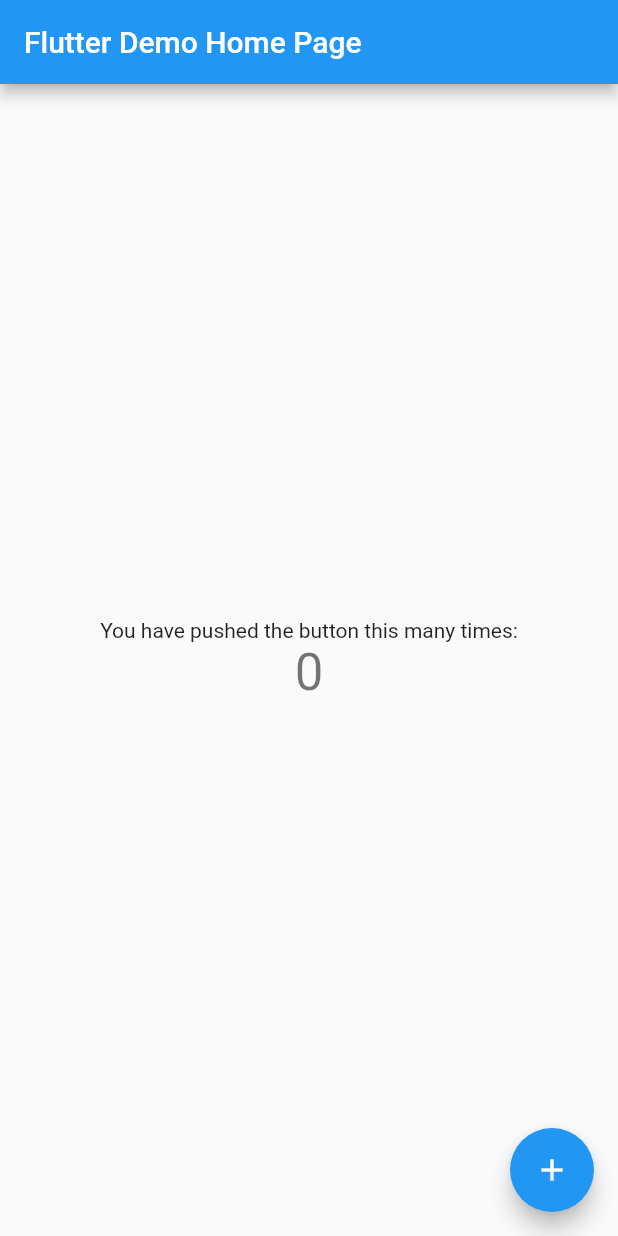
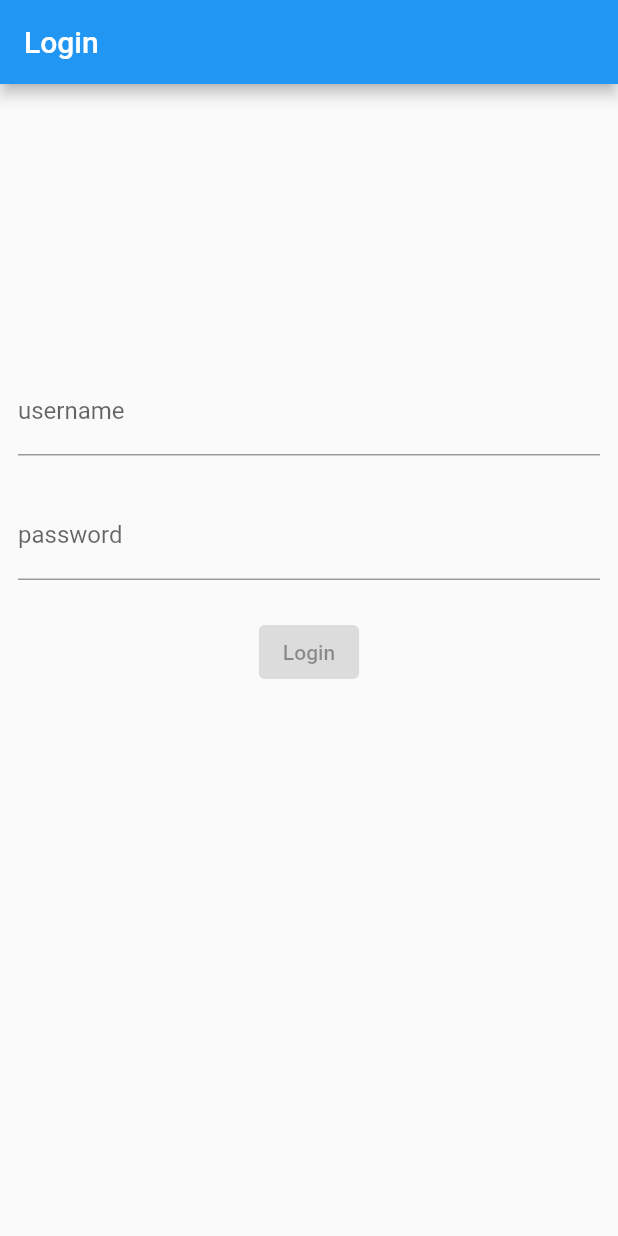
Before and after one commit to AlainHsu/flutter-bloc-architecture, a Flutter app: the screen it shows after launch, on a phone screen of 412 x 824 dp. Run offline on Flutter 3.47's test engine with Material 2 defaults, Android fonts, the phone set to English and light mode, and no system bars; our stand-ins replace bloc, equatable, flutter_bloc, formz, rxdart; accounts and stored records are empty.

Commit message:
feat: finish flutter login

```diff
--- /dev/null
+++ b/flutter_login/lib/app.dart
@@ -0,0 +1,77 @@
+import 'package:authentication_repository/authentication_repository.dart';
+import 'package:flutter/material.dart';
+import 'package:flutter_bloc/flutter_bloc.dart';
+import 'package:flutter_login/authentication/authentication.dart';
+import 'package:flutter_login/splash/splash.dart';
+import 'package:user_repository/user_repository.dart';
+
+import 'home/home.dart';
+import 'login/login.dart';
+
+class App extends StatelessWidget {
+  const App(
+      {Key? key,
+      required this.authenticationRepository,
+      required this.userRepository})
+      : super(key: key);
+
+  final AuthenticationRepository authenticationRepository;
+  final UserRepository userRepository;
+
+  @override
+  Widget build(BuildContext context) {
+    return RepositoryProvider.value(
+      value: authenticationRepository,
+      child: BlocProvider(
+        create: (_) => AuthenticationBloc(
+            authenticationRepository: authenticationRepository,
+            userRepository: userRepository),
+        child: AppView(),
+      ),
+    );
+  }
+}
+
+class AppView extends StatefulWidget {
+  const AppView({Key? key}) : super(key: key);
+
+  @override
+  _AppViewState createState() => _AppViewState();
+}
+
+class _AppViewState extends State<AppView> {
+  final _navigatorKey = GlobalKey<NavigatorState>();
+
+  NavigatorState get _navigator => _navigatorKey.currentState!;
+
+  @override
+  Widget build(BuildContext context) {
+    return MaterialApp(
+      navigatorKey: _navigatorKey,
+      builder: (context, child) {
+        return BlocListener<AuthenticationBloc, AuthenticationState>(
+          listener: (context, state) {
+            switch (state.status) {
+              case AuthenticationStatus.authenticated:
+                _navigator.pushAndRemoveUntil(
+                  HomePage.route(),
+                  (route) => false,
+                );
+                break;
+              case AuthenticationStatus.unauthenticated:
+                _navigator.pushAndRemoveUntil(
+                  LoginPage.route(),
+                  (route) => false,
+                );
+                break;
+              default:
+                break;
+            }
+          },
+          child: child,
+        );
+      },
+      onGenerateRoute: (_) => SplashPage.route(),
+    );
+  }
+}
--- a/flutter_login/lib/authentication/authentication.dart
+++ b/flutter_login/lib/authentication/authentication.dart
@@ -0,0 +1 @@
+export 'bloc/authentication_bloc.dart';
--- a/flutter_login/lib/authentication/bloc/authentication_bloc.dart
+++ b/flutter_login/lib/authentication/bloc/authentication_bloc.dart
@@ -31,6 +31,8 @@ class AuthenticationBloc
   ) async* {
     if (event is AuthenticationStatusChanged) {
       yield await _mapAuthenticationStatusChangedToState(event);
+    } else if (event is AuthenticationLogoutRequested) {
+      _authenticationRepository.logout();
     }
   }
 
--- /dev/null
+++ b/flutter_login/lib/home/home.dart
@@ -0,0 +1 @@
+export 'view/home_page.dart';
--- /dev/null
+++ b/flutter_login/lib/login/bloc/login_bloc.dart
@@ -0,0 +1,62 @@
+import 'dart:async';
+
+import 'package:authentication_repository/authentication_repository.dart';
+import 'package:bloc/bloc.dart';
+import 'package:equatable/equatable.dart';
+import 'package:flutter_login/login/models/models.dart';
+import 'package:formz/formz.dart';
+
+part 'login_event.dart';
+part 'login_state.dart';
+
+class LoginBloc extends Bloc<LoginEvent, LoginState> {
+  LoginBloc({required AuthenticationRepository authenticationRepository})
+      : _authenticationRepository = authenticationRepository,
+        super(const LoginState());
+
+  final AuthenticationRepository _authenticationRepository;
+
+  @override
+  Stream<LoginState> mapEventToState(
+    LoginEvent event,
+  ) async* {
+    if (event is LoginUsernameChanged) {
+      yield _mapUsernameChangedToState(event, state);
+    } else if (event is LoginPasswordChanged) {
+      yield _mapPasswordChangedToState(event, state);
+    } else if (event is LoginSubmitted) {
+      yield* _mapSubmittedToStated(event, state);
+    }
+  }
+
+  LoginState _mapUsernameChangedToState(
+      LoginUsernameChanged event, LoginState state) {
+    final username = Username.dirty(event.username);
+    return state.copyWith(
+        username: username, status: Formz.validate([state.password, username]));
+  }
+
+  LoginState _mapPasswordChangedToState(
+      LoginPasswordChanged event, LoginState state) {
+    final password = Password.dirty(event.password);
+    return state.copyWith(
+      password: password,
+      status: Formz.validate([password, state.username]),
+    );
+  }
+
+  Stream<LoginState> _mapSubmittedToStated(
+      LoginSubmitted event, LoginState state) async* {
+    if (state.status.isValid) {
+      yield state.copyWith(status: FormzStatus.submissionInProgress);
+
+      try {
+        await _authenticationRepository.logIn(
+            username: state.username.value, password: state.password.value);
+        yield state.copyWith(status: FormzStatus.submissionSuccess);
+      } on Exception catch (_) {
+        yield state.copyWith(status: FormzStatus.submissionFailure);
+      }
+    }
+  }
+}
--- /dev/null
+++ b/flutter_login/lib/login/bloc/login_event.dart
@@ -0,0 +1,30 @@
+part of 'login_bloc.dart';
+
+abstract class LoginEvent extends Equatable {
+  const LoginEvent();
+
+  @override
+  List<Object?> get props => [];
+}
+
+class LoginUsernameChanged extends LoginEvent {
+  const LoginUsernameChanged(this.username);
+
+  final String username;
+
+  @override
+  List<Object?> get props => [username];
+}
+
+class LoginPasswordChanged extends LoginEvent {
+  const LoginPasswordChanged(this.password);
+
+  final String password;
+
+  @override
+  List<Object?> get props => [password];
+}
+
+class LoginSubmitted extends LoginEvent {
+  const LoginSubmitted();
+}
--- /dev/null
+++ b/flutter_login/lib/login/bloc/login_state.dart
@@ -0,0 +1,25 @@
+part of 'login_bloc.dart';
+
+class LoginState extends Equatable {
+  const LoginState({
+    this.status = FormzStatus.pure,
+    this.username = const Username.pure(),
+    this.password = const Password.pure(),
+  });
+
+  final FormzStatus status;
+  final Username username;
+  final Password password;
+
+  LoginState copyWith(
+      {FormzStatus? status, Username? username, Password? password}) {
+    return LoginState(
+      status: status ?? this.status,
+      username: username ?? this.username,
+      password: password ?? this.password,
+    );
+  }
+
+  @override
+  List<Object?> get props => [status, username, password];
+}
--- /dev/null
+++ b/flutter_login/lib/login/login.dart
@@ -0,0 +1,3 @@
+export 'bloc/login_bloc.dart';
+export 'models/models.dart';
+export 'view/view.dart';
--- /dev/null
+++ b/flutter_login/lib/login/models/models.dart
@@ -0,0 +1,2 @@
+export 'password.dart';
+export 'username.dart';
--- /dev/null
+++ b/flutter_login/lib/login/models/password.dart
@@ -0,0 +1,13 @@
+import 'package:formz/formz.dart';
+
+enum PasswordValidationError { empty }
+
+class Password extends FormzInput<String, PasswordValidationError> {
+  const Password.pure() : super.pure('');
+  const Password.dirty([String value = '']) : super.dirty(value);
+
+  @override
+  PasswordValidationError? validator(String? value) {
+    return value?.isNotEmpty == true ? null : PasswordValidationError.empty;
+  }
+}
--- /dev/null
+++ b/flutter_login/lib/login/models/username.dart
@@ -0,0 +1,13 @@
+import 'package:formz/formz.dart';
+
+enum UsernameValidationError { empty }
+
+class Username extends FormzInput<String, UsernameValidationError> {
+  const Username.pure() : super.pure('');
+  const Username.dirty([String value = '']) : super.dirty(value);
+
+  @override
+  UsernameValidationError? validator(String? value) {
+    return value?.isNotEmpty == true ? null : UsernameValidationError.empty;
+  }
+}
--- /dev/null
+++ b/flutter_login/lib/login/view/login_form.dart
@@ -0,0 +1,100 @@
+import 'package:flutter/material.dart';
+import 'package:flutter_bloc/flutter_bloc.dart';
+import 'package:flutter_login/login/bloc/login_bloc.dart';
+import 'package:formz/formz.dart';
+
+class LoginForm extends StatelessWidget {
+  const LoginForm({Key? key}) : super(key: key);
+
+  @override
+  Widget build(BuildContext context) {
+    return BlocListener<LoginBloc, LoginState>(
+      listener: (context, state) {
+        if (state.status.isSubmissionFailure) {
+          ScaffoldMessenger.of(context)
+            ..hideCurrentSnackBar()
+            ..showSnackBar(
+              const SnackBar(content: Text('Authentication Failure')),
+            );
+        }
+      },
+      child: Align(
+        alignment: const Alignment(0, -1 / 3),
+        child: Column(
+          mainAxisSize: MainAxisSize.min,
+          children: [
+            _UsernameInput(),
+            const Padding(padding: EdgeInsets.all(12)),
+            _PasswordInput(),
+            const Padding(padding: EdgeInsets.all(12)),
+            _LoginButton(),
+          ],
+        ),
+      ),
+    );
+  }
+}
+
+class _UsernameInput extends StatelessWidget {
+  const _UsernameInput({Key? key}) : super(key: key);
+
+  @override
+  Widget build(BuildContext context) {
+    return BlocBuilder<LoginBloc, LoginState>(
+        buildWhen: (previous, current) => previous.username != current.username,
+        builder: (context, state) {
+          return TextField(
+            key: const Key('loginForm_usernameInput_textFiled'),
+            onChanged: (username) =>
+                context.read<LoginBloc>().add(LoginUsernameChanged(username)),
+            decoration: InputDecoration(
+              labelText: 'username',
+              errorText: state.username.invalid ? 'invalid username' : null,
+            ),
+          );
+        });
+  }
+}
+
+class _PasswordInput extends StatelessWidget {
+  @override
+  Widget build(BuildContext context) {
+    return BlocBuilder<LoginBloc, LoginState>(
+      buildWhen: (previous, current) => previous.password != current.password,
+      builder: (context, state) {
+        return TextField(
+          key: const Key('loginForm_passwordInput_textField'),
+          onChanged: (password) =>
+              context.read<LoginBloc>().add(LoginPasswordChanged(password)),
+          obscureText: true,
+          decoration: InputDecoration(
+            labelText: 'password',
+            errorText: state.password.invalid ? 'invalid password' : null,
+          ),
+        );
+      },
+    );
+  }
+}
+
+class _LoginButton extends StatelessWidget {
+  const _LoginButton({Key? key}) : super(key: key);
+
+  @override
+  Widget build(BuildContext context) {
+    return BlocBuilder<LoginBloc, LoginState>(
+        buildWhen: (previous, current) => previous.status != current.status,
+        builder: (context, state) {
+          return state.status.isSubmissionInProgress
+              ? const CircularProgressIndicator()
+              : ElevatedButton(
+                  key: const Key('loginForm_continue_raiseButton'),
+                  onPressed: state.status.isValidated
+                      ? () {
+                          context.read<LoginBloc>().add(const LoginSubmitted());
+                        }
+                      : null,
+                  child: const Text('Login'));
+        });
+  }
+}
--- /dev/null
+++ b/flutter_login/lib/login/view/login_page.dart
@@ -0,0 +1,35 @@
+import 'package:authentication_repository/authentication_repository.dart';
+import 'package:flutter/material.dart';
+import 'package:flutter_bloc/flutter_bloc.dart';
+import 'package:flutter_login/login/bloc/login_bloc.dart';
+
+import 'login_form.dart';
+
+class LoginPage extends StatelessWidget {
+  static Route route() {
+    return MaterialPageRoute<void>(builder: (_) => LoginPage());
+  }
+
+  const LoginPage({Key? key}) : super(key: key);
+
+  @override
+  Widget build(BuildContext context) {
+    return Scaffold(
+      appBar: AppBar(
+        title: const Text('Login'),
+      ),
+      body: Padding(
+        padding: const EdgeInsets.all(12),
+        child: BlocProvider(
+          create: (context) {
+            return LoginBloc(
+              authenticationRepository:
+                  RepositoryProvider.of<AuthenticationRepository>(context),
+            );
+          },
+          child: LoginForm(),
+        ),
+      ),
+    );
+  }
+}
--- /dev/null
+++ b/flutter_login/lib/login/view/view.dart
@@ -0,0 +1,2 @@
+export 'login_form.dart';
+export 'login_page.dart';
--- a/flutter_login/lib/main.dart
+++ b/flutter_login/lib/main.dart
@@ -1,113 +1,10 @@
+import 'package:authentication_repository/authentication_repository.dart';
 import 'package:flutter/material.dart';
+import 'package:flutter_login/app.dart';
+import 'package:user_repository/user_repository.dart';
 
 void main() {
-  runApp(MyApp());
+  runApp(App(
+      authenticationRepository: AuthenticationRepository(),
+      userRepository: UserRepository()));
 }
-
-class MyApp extends StatelessWidget {
-  // This widget is the root of your application.
-  @override
-  Widget build(BuildContext context) {
-    return MaterialApp(
-      title: 'Flutter Demo',
-      theme: ThemeData(
-        // This is the theme of your application.
-        //
-        // Try running your application with "flutter run". You'll see the
-        // application has a blue toolbar. Then, without quitting the app, try
-        // changing the primarySwatch below to Colors.green and then invoke
-        // "hot reload" (press "r" in the console where you ran "flutter run",
-        // or simply save your changes to "hot reload" in a Flutter IDE).
-        // Notice that the counter didn't reset back to zero; the application
-        // is not restarted.
-        primarySwatch: Colors.blue,
-      ),
-      home: MyHomePage(title: 'Flutter Demo Home Page'),
-    );
-  }
-}
-
-class MyHomePage extends StatefulWidget {
-  MyHomePage({Key? key, required this.title}) : super(key: key);
-
-  // This widget is the home page of your application. It is stateful, meaning
-  // that it has a State object (defined below) that contains fields that affect
-  // how it looks.
-
-  // This class is the configuration for the state. It holds the values (in this
-  // case the title) provided by the parent (in this case the App widget) and
-  // used by the build method of the State. Fields in a Widget subclass are
-  // always marked "final".
-
-  final String title;
-
-  @override
-  _MyHomePageState createState() => _MyHomePageState();
-}
-
-class _MyHomePageState extends State<MyHomePage> {
-  int _counter = 0;
-
-  void _incrementCounter() {
-    setState(() {
-      // This call to setState tells the Flutter framework that something has
-      // changed in this State, which causes it to rerun the build method below
-      // so that the display can reflect the updated values. If we changed
-      // _counter without calling setState(), then the build method would not be
-      // called again, and so nothing would appear to happen.
-      _counter++;
-    });
-  }
-
-  @override
-  Widget build(BuildContext context) {
-    // This method is rerun every time setState is called, for instance as done
-    // by the _incrementCounter method above.
-    //
-    // The Flutter framework has been optimized to make rerunning build methods
-    // fast, so that you can just rebuild anything that needs updating rather
-    // than having to individually change instances of widgets.
-    return Scaffold(
-      appBar: AppBar(
-        // Here we take the value from the MyHomePage object that was created by
-        // the App.build method, and use it to set our appbar title.
-        title: Text(widget.title),
-      ),
-      body: Center(
-        // Center is a layout widget. It takes a single child and positions it
-        // in the middle of the parent.
-        child: Column(
-          // Column is also a layout widget. It takes a list of children and
-          // arranges them vertically. By default, it sizes itself to fit its
-          // children horizontally, and tries to be as tall as its parent.
-          //
-          // Invoke "debug painting" (press "p" in the console, choose the
-          // "Toggle Debug Paint" action from the Flutter Inspector in Android
-          // Studio, or the "Toggle Debug Paint" command in Visual Studio Code)
-          // to see the wireframe for each widget.
-          //
-          // Column has various properties to control how it sizes itself and
-          // how it positions its children. Here we use mainAxisAlignment to
-          // center the children vertically; the main axis here is the vertical
-          // axis because Columns are vertical (the cross axis would be
-          // horizontal).
-          mainAxisAlignment: MainAxisAlignment.center,
-          children: <Widget>[
-            Text(
-              'You have pushed the button this many times:',
-            ),
-            Text(
-              '$_counter',
-              style: Theme.of(context).textTheme.headline4,
-            ),
-          ],
-        ),
-      ),
-      floatingActionButton: FloatingActionButton(
-        onPressed: _incrementCounter,
-        tooltip: 'Increment',
-        child: Icon(Icons.add),
-      ), // This trailing comma makes auto-formatting nicer for build methods.
-    );
-  }
-}
--- /dev/null
+++ b/flutter_login/lib/splash/splash.dart
@@ -0,0 +1 @@
+export 'view/splash_page.dart';
```
Also changed, not shown: flutter_login/lib/home/view/home_page.dart (added, +42 -0 lines), flutter_login/lib/splash/view/splash_page.dart (added, +18 -0 lines), 1 other file.
